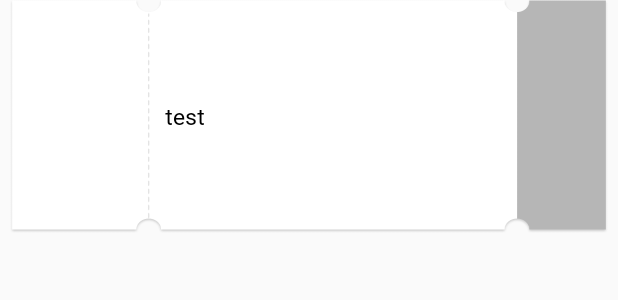
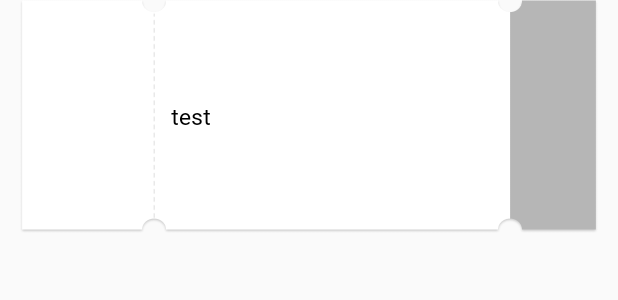
Before and after one commit to Simjiyong/jjigawesome, an Android app: the layout layout_buy_coupon.xml on its own in the app's theme, with its tools: preview values and no code run, on a phone screen of 412 x 824 dp. Shown: the top 300 px of the screen. Run offline under Robolectric (Android 15) with nearby library versions, the phone set to English and light mode, and no system bars.

Commit message:
update coupon 18.9.14

```diff
--- a/app/src/main/res/layout/layout_buy_coupon.xml
+++ b/app/src/main/res/layout/layout_buy_coupon.xml
@@ -4,14 +4,35 @@
     android:layout_height="wrap_content"
     android:orientation="vertical">
 
+    <RelativeLayout
+        android:layout_width="match_parent"
+        android:layout_height="155.33dp">
+
+        <Space
+            android:id="@+id/space_01"
+            android:layout_width="13.00dp"
+            android:layout_height="match_parent"
+            android:layout_alignParentStart="true"/>
+
+        <Space
+            android:id="@+id/space_02"
+            android:layout_width="13.00dp"
+            android:layout_height="match_parent"
+            android:layout_alignParentEnd="true" />
+
         <LinearLayout
             android:id="@+id/linear_coupon"
-        android:layout_marginLeft="6.50dp"
-        android:layout_marginRight="6.50dp"
             android:layout_width="match_parent"
             android:layout_height="155.33dp"
             android:orientation="horizontal"
+            android:layout_toEndOf="@id/space_01"
+            android:layout_toStartOf="@id/space_02"
             android:background="@drawable/img_ticket_off">
+
+            <Space
+                android:layout_width="2.50dp"
+                android:layout_height="match_parent"
+                android:layout_alignParentEnd="true" />
 
 
             <ImageView
@@ -19,7 +40,8 @@
                 android:layout_width="70.00dp"
                 android:layout_height="match_parent"
                 android:scaleType="centerInside"
-            android:layout_weight="1"/>
+                android:layout_weight="1"
+                android:layout_gravity="center" />
 
             <TextView
                 android:id="@+id/textview_coupon_name"
@@ -31,7 +53,8 @@
                 android:paddingLeft="12.67dp"
                 android:layout_weight="1"
                 android:textColor="#000000"
-            android:textSize="15.33dp"/>
+                android:textSize="15.33dp"
+                android:layout_gravity="center"/>
 
 
             <Button
@@ -43,12 +66,13 @@
                 android:layout_weight="1"
                 android:textSize="15.33dp"
                 android:textColor="#ffffff"
-            android:gravity="center"/>
-
+                android:gravity="center"
+                android:layout_gravity="center"/>
 
         </LinearLayout>
 
 
+    </RelativeLayout>
 
     <Space
         android:layout_width="match_parent"
--- a/app/src/main/res/values/styles.xml
+++ b/app/src/main/res/values/styles.xml
@@ -3,8 +3,8 @@
     <!-- Base application theme. -->
     <style name="AppTheme" parent="Theme.AppCompat.Light.DarkActionBar">
         <!-- Customize your theme here. -->
-        <item name="colorPrimary">@color/colorPrimary</item>
-        <item name="colorPrimaryDark">@color/colorPrimaryDark</item>
+        <item name="colorPrimary">#000000</item>
+        <item name="colorPrimaryDark">#000000</item>
         <item name="colorAccent">@color/colorAccent</item>
         <item name="windowNoTitle">true</item>
     </style>
```
Lines whose indentation alone changed are shown as unchanged.
